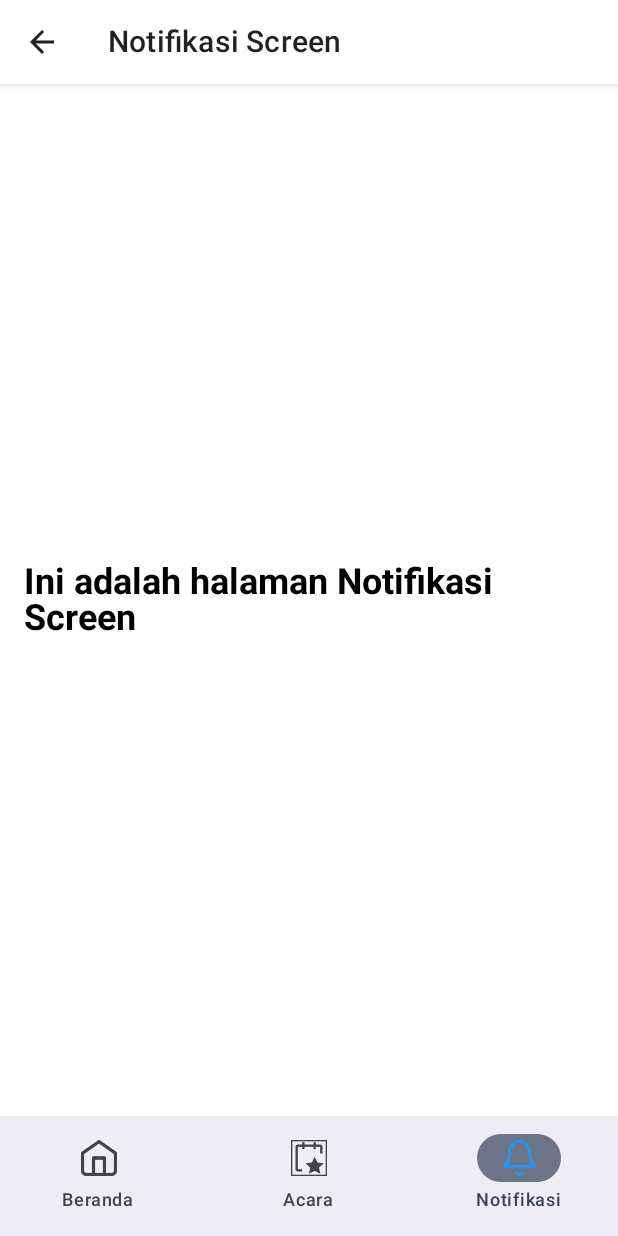
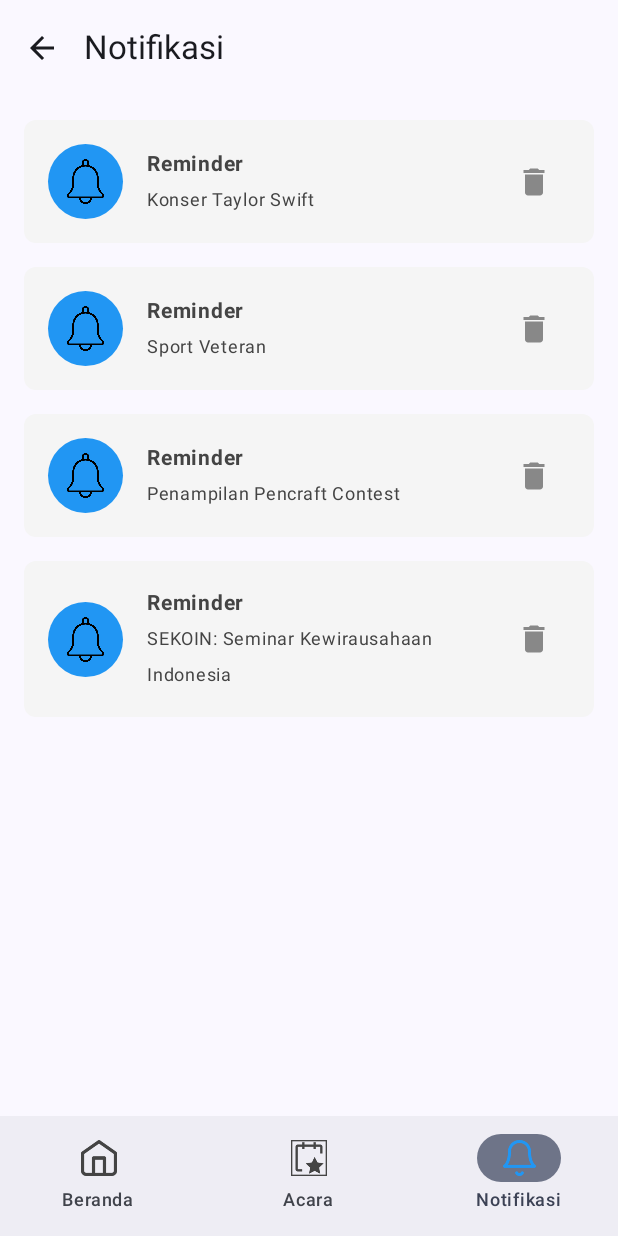
Before and after one commit to maulanabry/EventYukApp, an Android app built with Jetpack Compose: the NotificationScreen screen opened through its navigation route, on a phone screen of 412 x 824 dp. Run offline under Robolectric (Android 15) with nearby library versions, the light colour scheme and no system bars.

Commit message:
nambah notifikasi

```diff
--- a/app/src/main/java/com/example/eventyukapp/screen/NotificationScreen.kt
+++ b/app/src/main/java/com/example/eventyukapp/screen/NotificationScreen.kt
@@ -1,48 +1,123 @@
 package com.example.eventyukapp.screen
 
-import android.annotation.SuppressLint
+import androidx.compose.foundation.Image
+import androidx.compose.foundation.background
 import androidx.compose.foundation.layout.*
-import androidx.compose.material.*
+import androidx.compose.foundation.shape.CircleShape
+import androidx.compose.foundation.shape.RoundedCornerShape
 import androidx.compose.material.icons.Icons
+import androidx.compose.material.icons.filled.ArrowBack
+import androidx.compose.material.icons.filled.Delete
+import androidx.compose.material3.*
 import androidx.compose.runtime.Composable
+import androidx.compose.runtime.remember
 import androidx.compose.ui.Alignment
 import androidx.compose.ui.Modifier
 import androidx.compose.ui.graphics.Color
-import androidx.compose.ui.platform.LocalContext
+import androidx.compose.ui.res.painterResource
 import androidx.compose.ui.text.font.FontWeight
+import androidx.compose.ui.tooling.preview.Preview
 import androidx.compose.ui.unit.dp
+import androidx.compose.ui.unit.sp
 import androidx.navigation.NavHostController
-import androidx.compose.material.icons.filled.ArrowBack
+import androidx.navigation.compose.rememberNavController
+import com.example.eventyukapp.R
 
-@SuppressLint("UnusedMaterialScaffoldPaddingParameter")
+data class Notification(val iconRes: Int, val title: String, val description: String)
+
+@OptIn(ExperimentalMaterial3Api::class)
 @Composable
 fun NotificationScreen(navController: NavHostController) {
     Scaffold(
         topBar = {
             TopAppBar(
-                title = { Text("Notifikasi Screen") },
+                title = { Text("Notifikasi") },
                 navigationIcon = {
-                    IconButton(onClick = { navController.popBackStack() }) {
-                        Icon(Icons.Filled.ArrowBack, contentDescription = "Back")
+                    IconButton(onClick = { navController.navigateUp() }) {
+                        Icon(
+                            Icons.Filled.ArrowBack,
+                            contentDescription = "Back"
+                        )
                     }
                 },
-                backgroundColor = Color.White
+                modifier = Modifier.background(Color.White)
             )
-        },
-        content = {
+        }
+    ) { paddingValues ->
         Column(
             modifier = Modifier
                 .fillMaxSize()
+                .padding(paddingValues)
                 .padding(16.dp),
-                verticalArrangement = Arrangement.Center,
-                horizontalAlignment = Alignment.CenterHorizontally
+        ) {
+            val notifications = remember {
+                listOf(
+                    Notification(R.drawable.bell, "Reminder", "Konser Taylor Swift"),
+                    Notification(R.drawable.bell, "Reminder", "Sport Veteran"),
+                    Notification(R.drawable.bell, "Reminder", "Penampilan Pencraft Contest"),
+                    Notification(R.drawable.bell, "Reminder", "SEKOIN: Seminar Kewirausahaan Indonesia"),
+                )
+            }
+
+            notifications.forEach { notification ->
+                NotificationItem(notification)
+                Spacer(modifier = Modifier.height(16.dp))
+            }
+        }
+    }
+}
+
+@Composable
+fun NotificationItem(notification: Notification) {
+    Row(
+        modifier = Modifier
+            .fillMaxWidth()
+            .background(Color(0xFFF5F5F5), shape = RoundedCornerShape(8.dp))
+            .padding(16.dp),
+        verticalAlignment = Alignment.CenterVertically
+    ) {
+        Box(
+            modifier = Modifier
+                .size(50.dp)
+                .background(Color(0xFF2196F3), shape = CircleShape),
+            contentAlignment = Alignment.Center
+        ) {
+            Image(
+                painter = painterResource(id = notification.iconRes),
+                contentDescription = notification.title,
+                modifier = Modifier.size(30.dp)
+            )
+        }
+        Spacer(modifier = Modifier.width(16.dp))
+        Column(
+            modifier = Modifier.weight(1f)
         ) {
             Text(
-                    text = "Ini adalah halaman Notifikasi Screen",
-                    style = MaterialTheme.typography.h5,
-                    fontWeight = FontWeight.Bold
+                text = notification.title,
+                fontSize = 14.sp,
+                fontWeight = FontWeight.Bold,
+                color = Color.DarkGray
+            )
+            Text(
+                text = notification.description,
+                fontSize = 12.sp,
+                color = Color.DarkGray
+            )
+        }
+        Spacer(modifier = Modifier.width(16.dp))
+        IconButton(onClick = { /* Handle delete action */ }) {
+            Icon(
+                Icons.Filled.Delete,
+                tint = Color.Gray,
+                contentDescription = "Delete"
             )
         }
     }
-    )
 }
+
+@Preview(showBackground = true)
+@Composable
+fun NotificationScreenPreview() {
+    val navController = rememberNavController()
+    NotificationScreen(navController = navController)
+}
```
Also changed, not shown: app/src/main/res/drawable/bell.png (added). Lines whose indentation alone changed are shown as unchanged.
